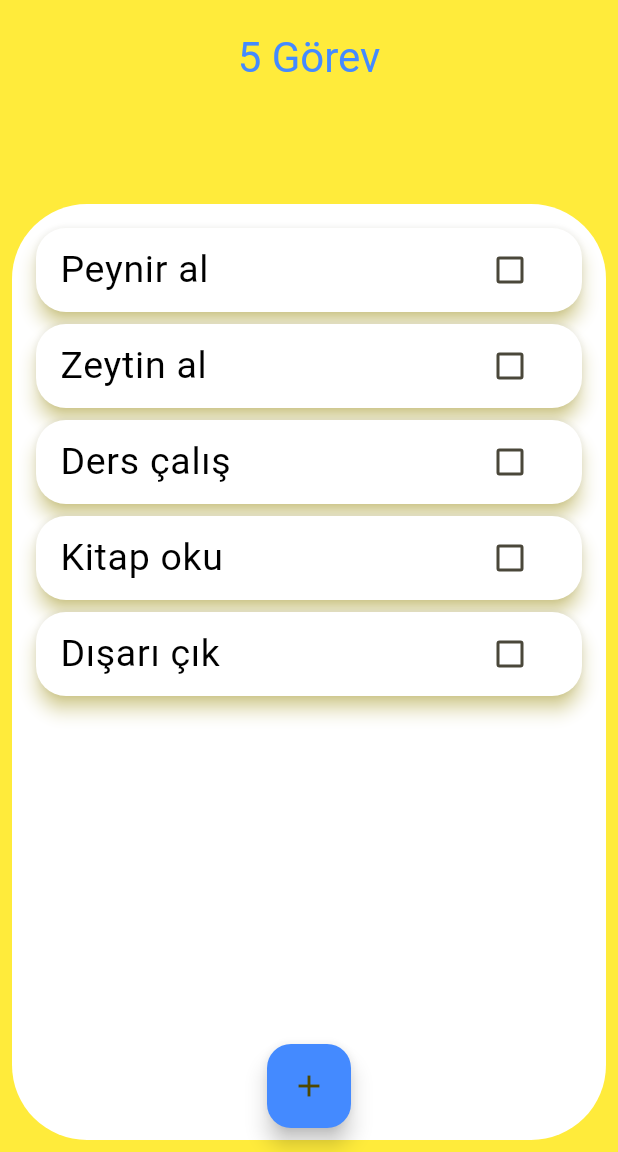
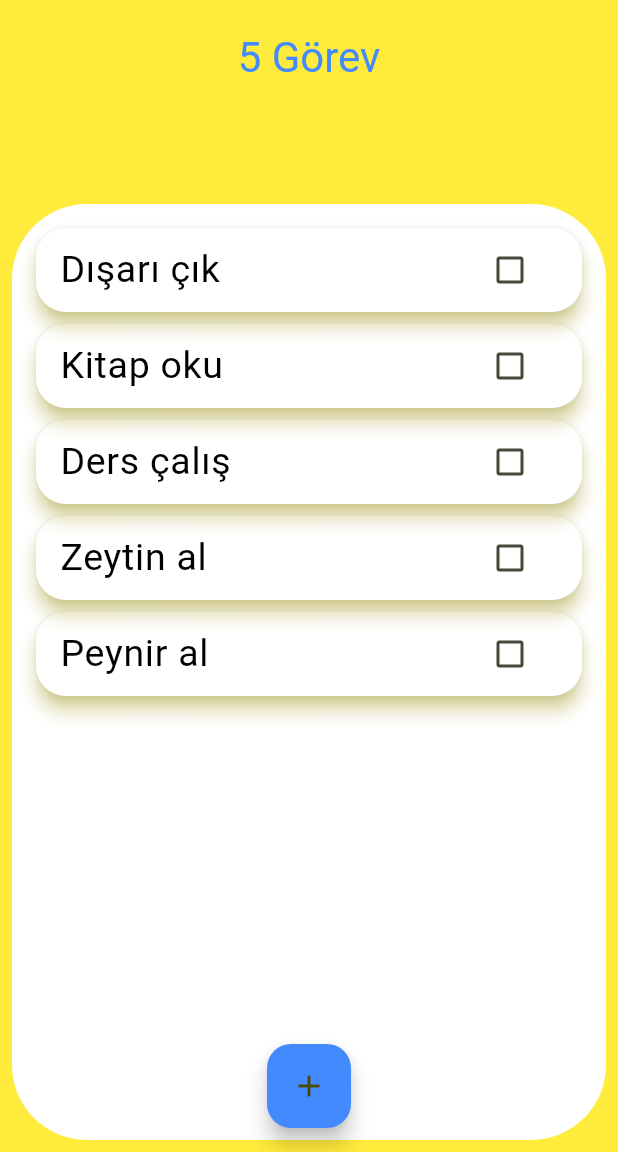
Before and after one commit to 0Suphan0/get_it_done, a Flutter app: the screen it shows after launch, on a phone screen of 412 x 824 dp, the part 84-1236 px from its top. Run offline on Flutter 3.47's test engine with Material 2 defaults, Android fonts, the phone set to English and light mode, and no system bars.

Commit message:
project refactoring.

```diff
--- a/lib/models/item_datas.dart
+++ b/lib/models/item_datas.dart
@@ -5,7 +5,7 @@ import 'package:get_it_done/models/task.dart';
 // bu class benim state objemi tutuyor. Buradaki state her yerden erişebilirim...
 class ItemData with ChangeNotifier {
 
-  List<Task> tasks = [
+  final List<Task> _tasks = [
     Task(title: "Peynir al"),
     Task(title: "Zeytin al"),
     Task(title: "Ders çalış"),
@@ -15,19 +15,21 @@ class ItemData with ChangeNotifier {
   ];
 
   changeToggle(int index) {
-    tasks[index].toggleStatus();
+    _tasks[index].toggleStatus();
     notifyListeners();
   }
 
   addTask(String title) {
-    tasks.add(Task(title: title));
+    _tasks.add(Task(title: title));
     notifyListeners();
 
   }
 
   delete(int index) {
-    tasks.removeAt(index);
+    _tasks.removeAt(index);
     notifyListeners();
 
   }
+
+  List<Task> get tasks => _tasks;
 }
--- a/lib/screens/home_page.dart
+++ b/lib/screens/home_page.dart
@@ -7,7 +7,7 @@ import 'package:provider/provider.dart';
 import 'item_adder.dart';
 
 class HomePage extends StatelessWidget {
-  HomePage({Key? key}) : super(key: key);
+  const HomePage({Key? key}) : super(key: key);
 
   // final ItemData itemData = ItemData();
 
@@ -17,20 +17,7 @@ class HomePage extends StatelessWidget {
 
     return Scaffold(
         floatingActionButtonLocation: FloatingActionButtonLocation.centerFloat,
-        appBar: AppBar(
-          actions: [
-            IconButton(
-                onPressed: () {
-                  Navigator.push(context, MaterialPageRoute(builder: (context) => SettingsPage()
-                  ));
-                },
-                icon: Icon(Icons.settings))
-          ],
-          title: Text(appBarText,
-              style: Theme.of(context).textTheme.headlineLarge),
-          elevation: 2,
-          centerTitle: true,
-        ),
+        appBar: buildAppBar(context, appBarText),
         body: Column(children: [
           Expanded(
             flex: 1,
@@ -52,32 +39,40 @@ class HomePage extends StatelessWidget {
                     borderRadius: BorderRadius.all(Radius.circular(50))),
                 child: Padding(
                   padding: const EdgeInsets.all(12.0),
+                  child: Consumer<ItemData>(
+                    builder: (context, itemData, child) {
+                      return Align(
+                        alignment: Alignment.topCenter,
                         child: ListView.builder(
-                        itemCount: Provider.of<ItemData>(context).tasks.length,
+                          shrinkWrap: true,
+                          reverse: true,
+                          itemCount: itemData.tasks.length,
                           itemBuilder: (context, index) {
                             return ItemCard(
-                            title: Provider.of<ItemData>(context, listen: false)
-                                .tasks[index]
-                                .title,
-                            isDone:
-                                Provider.of<ItemData>(context, listen: false)
-                                    .tasks[index]
-                                    .isDone,
+                              title: itemData.tasks[index].title,
+                              isDone: itemData.tasks[index].isDone,
                               changeTick: (_) {
-                              Provider.of<ItemData>(context, listen: false)
-                                  .changeToggle(index);
+                                itemData.changeToggle(index);
                               },
                               deleteTask: (_) {
-                              Provider.of<ItemData>(context, listen: false)
-                                  .delete(index);
+                                itemData.delete(index);
                               },
                             );
-                        }),
+                          },
+                        ),
+                      );
+                    },
                   ),
                 ),
-              ))
+              ),
+            ),
+          )
         ]),
-        floatingActionButton: FloatingActionButton(
+        floatingActionButton: buildFloatingActionButton(context));
+  }
+
+  FloatingActionButton buildFloatingActionButton(BuildContext context) {
+    return FloatingActionButton(
         onPressed: () {
           showModalBottomSheet(
               isScrollControlled: true,
@@ -85,6 +80,23 @@ class HomePage extends StatelessWidget {
               builder: (context) => const ItemAdder());
         },
         child: const Icon(Icons.add),
+      );
+  }
+
+  AppBar buildAppBar(BuildContext context, String appBarText) {
+    return AppBar(
+        actions: [
+          IconButton(
+              onPressed: () {
+                Navigator.push(context, MaterialPageRoute(builder: (context) => SettingsPage()
                 ));
+              },
+              icon: const Icon(Icons.settings))
+        ],
+        title: Text(appBarText,
+            style: Theme.of(context).textTheme.headlineLarge),
+        elevation: 2,
+        centerTitle: true,
+      );
   }
 }
```
Lines whose indentation alone changed are shown as unchanged.
